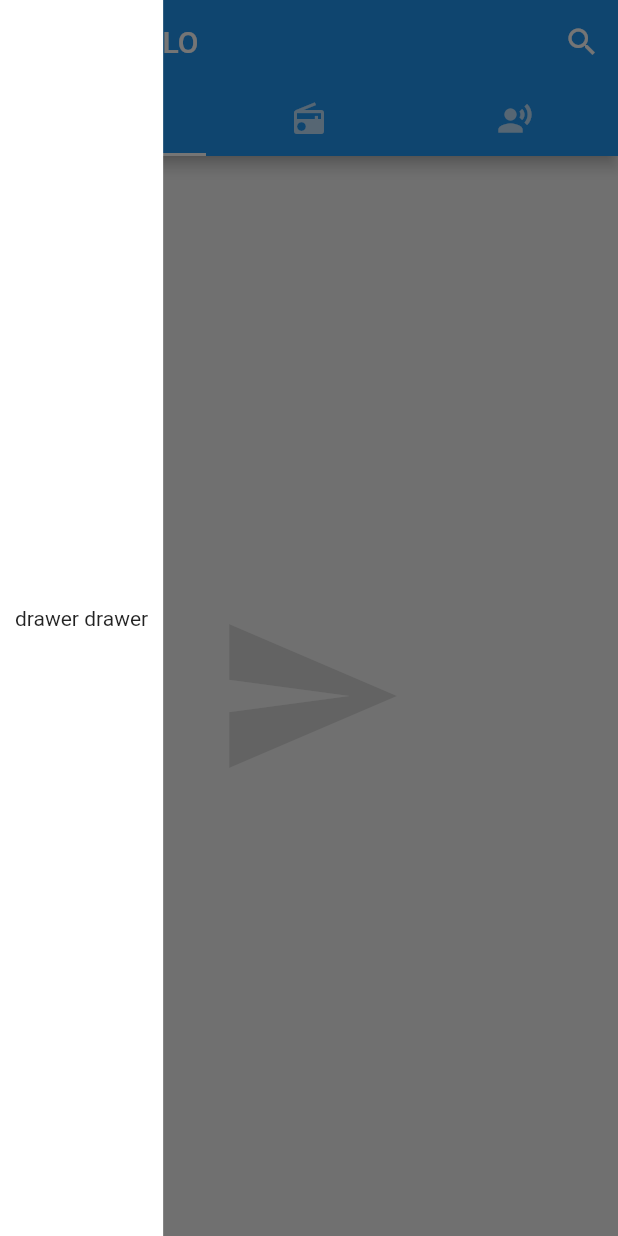
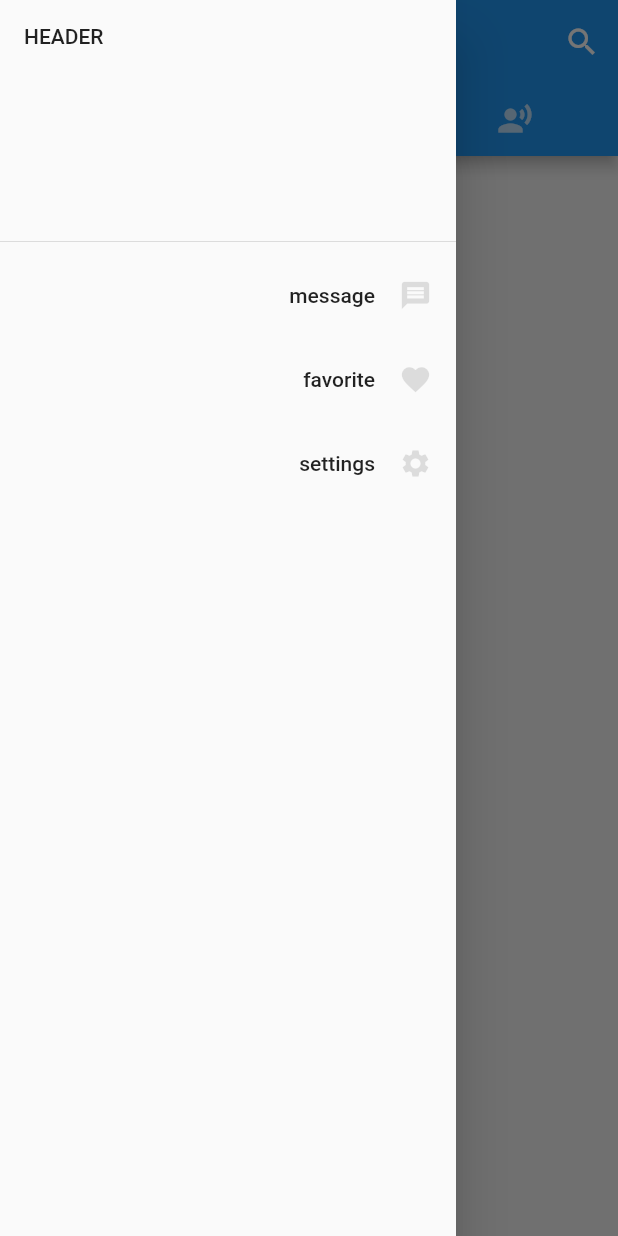
Before and after one commit to Amyuan23/flutter-demo, a Flutter app: the screen it shows after launch, with the side drawer open, on a phone screen of 412 x 824 dp. Run offline on Flutter 3.47's test engine with Material 2 defaults, Android fonts, the phone set to English and light mode, and no system bars.

Commit message:
leading去掉后会自动和drawer联动

```diff
--- a/demo/lib/main.dart
+++ b/demo/lib/main.dart
@@ -1,5 +1,5 @@
 import 'package:flutter/material.dart';
-import './demo/list.dart';
+// import './demo/list.dart';
 
 // 入口文件
 // void 不返回值
@@ -25,10 +25,10 @@ class Home extends StatelessWidget {
         child: new Scaffold(
           backgroundColor: Colors.grey[100],
           appBar: new AppBar(
-            leading: IconButton(
-                icon: Icon(Icons.menu),
-                tooltip: 'Navigration',
-                onPressed: () => debugPrint('menu')),
+            // leading: IconButton(
+            //     icon: Icon(Icons.menu),
+            //     tooltip: 'Navigration',
+            //     onPressed: () => debugPrint('menu')),
             title: new Text(Strings.hello),
             actions: <Widget>[
               IconButton(
@@ -47,12 +47,47 @@ class Home extends StatelessWidget {
             Icon(Icons.radio, size: 128, color: Colors.black12),
             Icon(Icons.record_voice_over, size: 128, color: Colors.black12),
           ]),
-          drawer: Container(
-            color: Colors.white,
-            padding: EdgeInsets.all(10),
-            child: Column(
-              mainAxisAlignment: MainAxisAlignment.center,
-              children: <Widget>[Text('drawer drawer')],
+          drawer: Drawer(
+            child: ListView(
+              padding: EdgeInsets.zero,
+              children: <Widget>[
+                DrawerHeader(
+                  child: Text('header'.toUpperCase()),
+                ),
+                ListTile(
+                  title: Text(
+                    'message',
+                    textAlign: TextAlign.right,
+                  ),
+                  trailing: Icon(
+                    Icons.message,
+                    color: Colors.black12,
+                    size: 22,
+                  ),
+                ),
+                ListTile(
+                  title: Text(
+                    'favorite',
+                    textAlign: TextAlign.right,
+                  ),
+                  trailing: Icon(
+                    Icons.favorite,
+                    color: Colors.black12,
+                    size: 22,
+                  ),
+                ),
+                ListTile(
+                  title: Text(
+                    'settings',
+                    textAlign: TextAlign.right,
+                  ),
+                  trailing: Icon(
+                    Icons.settings,
+                    color: Colors.black12,
+                    size: 22,
+                  ),
+                )
+              ],
             ),
           ),
         ));
```
